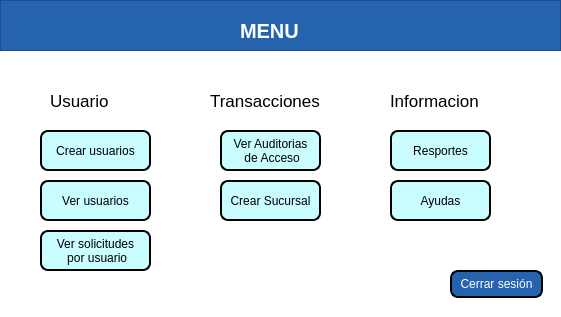
Before: the Qt Designer form views/Menu.ui in MiguelFVasquez/ProyectoDB, drawn with Qt 5.
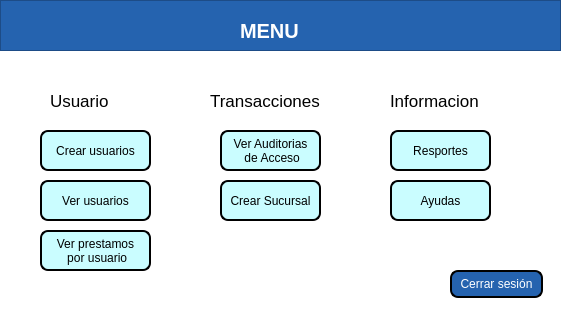
After: the same form once the commit is applied.

Commit message: Se implementa ver las solicitudes de los empleados con filtro por cedula

Patch:
```diff
--- a/views/Menu.ui
+++ b/views/Menu.ui
@@ -569,7 +569,7 @@
 border-radius: 8px;  </string>
     </property>
     <property name="text">
-     <string>Ver solicitudes
+     <string>Ver prestamos
  por usuario</string>
     </property>
    </widget>
```
Left out of the diff: 2 changed lines with no effect on the pictures. The commit also changes 5 other files.
